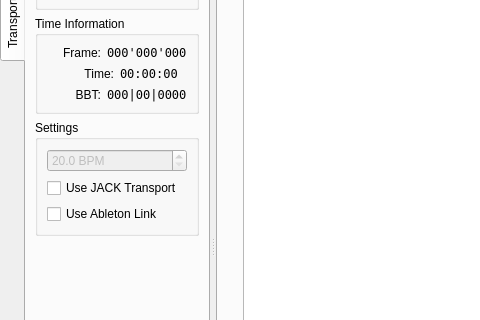
Above: resources/ui/carla_host.ui from falkTX/Carla before the change; both pictures show x 0 to 480 and y 136 to 456 of the 1058 by 716 pixel window. Below: the same form after it.
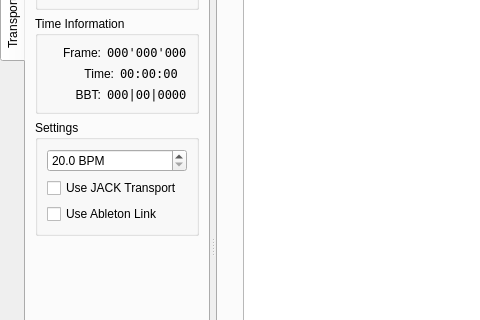
That is the form after the change. The open tabs and pages were chosen to show the change. Icons and pictures are not drawn. Custom widgets are drawn as their Qt base class.

Patch:
```diff
--- a/resources/ui/carla_host.ui
+++ b/resources/ui/carla_host.ui
@@ -627,9 +627,6 @@
              <layout class="QVBoxLayout" name="verticalLayout_5">
               <item>
                <widget class="QDoubleSpinBox" name="dsb_transport_bpm">
-                <property name="enabled">
-                 <bool>false</bool>
-                </property>
                 <property name="suffix">
                  <string> BPM</string>
                 </property>
```
